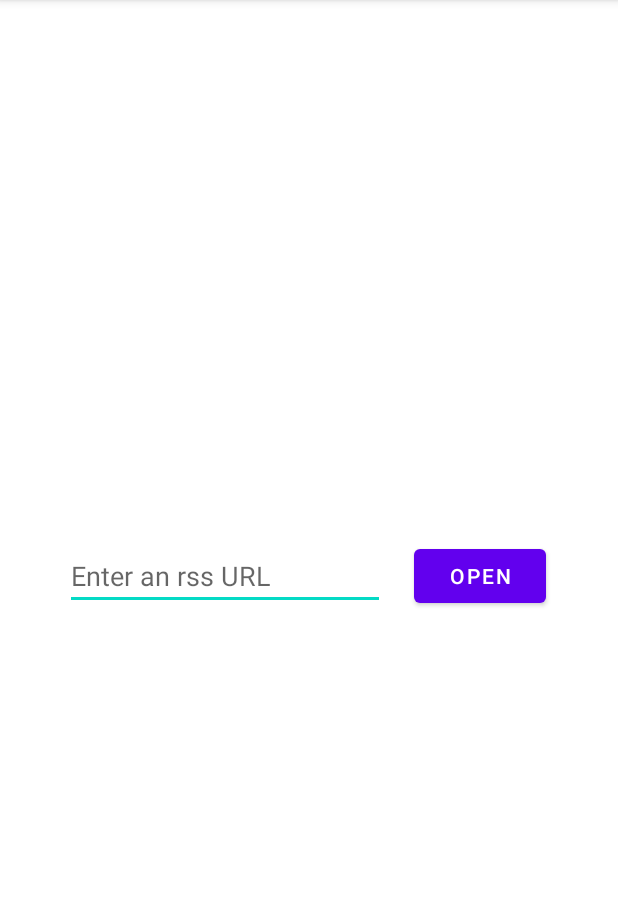
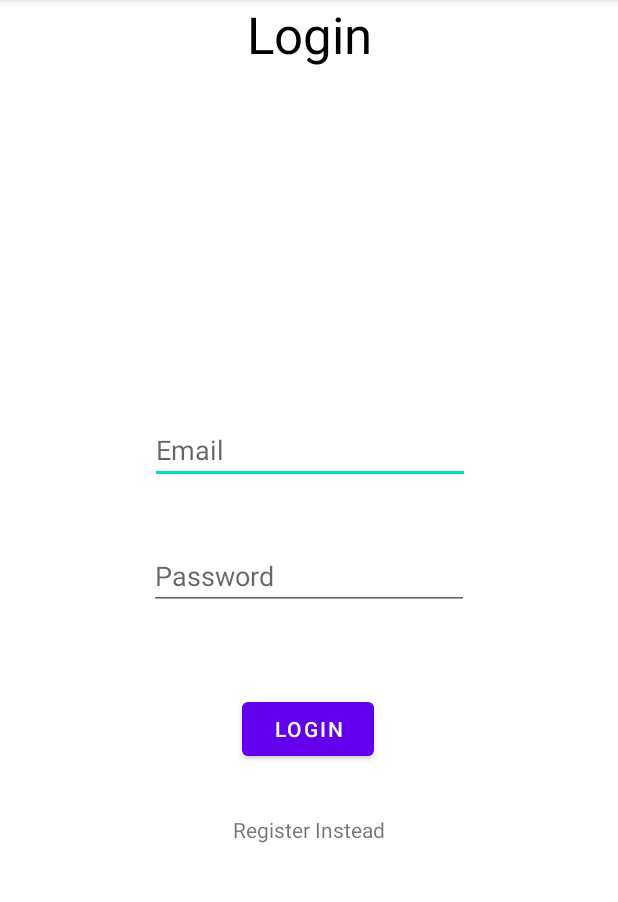
Before and after one commit to FinityM/Ubiquitous-ComputingAssignment, an Android app: the screen it shows after launch (MainActivity before the commit, LoginActivity after it), on a phone screen of 412 x 824 dp, the part 84-986 px from its top. Run offline under Robolectric (Android 15) with nearby library versions, the phone set to English and light mode, and no system bars; our stand-ins replace Firebase (no records; nobody signed in at launch, a user with empty details on screens opened directly).

```diff
--- a/RSSWebReader/app/build.gradle
+++ b/RSSWebReader/app/build.gradle
@@ -35,9 +35,9 @@ dependencies {
     implementation 'com.google.android.material:material:1.7.0'
     implementation 'androidx.constraintlayout:constraintlayout:2.1.4'
     implementation 'com.squareup.picasso:picasso:2.8'
-    implementation 'com.google.android.material:material:1.7.0'
     implementation 'androidx.gridlayout:gridlayout:1.0.0'
     implementation 'com.google.firebase:firebase-database:20.0.4'
+    implementation 'com.google.firebase:firebase-auth:21.0.2'
     testImplementation 'junit:junit:4.13.2'
     androidTestImplementation 'androidx.test.ext:junit:1.1.4'
     androidTestImplementation 'androidx.test.espresso:espresso-core:3.5.0'
--- /dev/null
+++ b/RSSWebReader/app/src/main/java/com/example/rsswebreader/LoginActivity.java
@@ -0,0 +1,99 @@
+package com.example.rsswebreader;
+
+import androidx.annotation.NonNull;
+import androidx.appcompat.app.AppCompatActivity;
+
+import android.content.Intent;
+import android.os.Bundle;
+import android.view.View;
+import android.widget.Button;
+import android.widget.EditText;
+import android.widget.TextView;
+import android.widget.Toast;
+
+import com.google.android.gms.tasks.OnCompleteListener;
+import com.google.android.gms.tasks.Task;
+import com.google.firebase.auth.AuthResult;
+import com.google.firebase.auth.FirebaseAuth;
+import com.google.firebase.auth.FirebaseAuthException;
+
+public class LoginActivity extends AppCompatActivity {
+
+    private FirebaseAuth mAuth;
+
+    @Override
+    protected void onCreate(Bundle savedInstanceState) {
+        super.onCreate(savedInstanceState);
+        setContentView(R.layout.activity_login);
+
+        mAuth = FirebaseAuth.getInstance();
+        Button btnLogin = findViewById(R.id.loginButton);
+        TextView textViewSwitchToRegister = findViewById(R.id.textViewSwitchToRegister);
+
+        if (mAuth.getCurrentUser() != null) {
+            finish();
+            return;
+        }
+
+        btnLogin.setOnClickListener(new View.OnClickListener() {
+            @Override
+            public void onClick(View view) {
+                authenticateUser();
+            }
+        });
+
+        textViewSwitchToRegister.setOnClickListener(new View.OnClickListener() {
+            @Override
+            public void onClick(View view) {
+                switchToRegister();
+            }
+        });
+
+
+    }
+
+    private void authenticateUser(){
+        EditText editTextEmail = findViewById(R.id.editTextEmail);
+        EditText editTextPassword = findViewById(R.id.editTextPassword);
+
+        String email = editTextEmail.getText().toString();
+        String password = editTextPassword.getText().toString();
+
+        if (email.isEmpty() || password.isEmpty()) {
+            Toast.makeText(this, "Please enter email and password", Toast.LENGTH_SHORT).show();
+            return;
+        }
+
+        mAuth.signInWithEmailAndPassword(email, password)
+                .addOnCompleteListener(this, new OnCompleteListener<AuthResult>() {
+                    @Override
+                    public void onComplete(@NonNull Task<AuthResult> task) {
+                        if (task.isSuccessful()) {
+                            showMainActivity();
+                        } else {
+                            Toast.makeText(LoginActivity.this, "Authentication failed.", Toast.LENGTH_SHORT).show();
+
+                        }
+                        if(!task.isSuccessful()) {
+                            FirebaseAuthException e = (FirebaseAuthException )task.getException();
+                            Toast.makeText(LoginActivity.this, "Failed Registration: "+e.getMessage(), Toast.LENGTH_SHORT).show();
+                            return;
+                        }
+                    }
+                });
+
+    }
+
+
+    private void showMainActivity() {
+        Intent intent = new Intent(this, MainActivity.class);
+        startActivity(intent);
+        finish();
+    }
+
+    private void switchToRegister() {
+        Intent intent = new Intent(this, RegisterActivity.class);
+        startActivity(intent);
+        finish();
+    }
+}
--- a/RSSWebReader/app/src/main/java/com/example/rsswebreader/MainActivity.java
+++ b/RSSWebReader/app/src/main/java/com/example/rsswebreader/MainActivity.java
@@ -10,10 +10,21 @@ import android.media.RingtoneManager;
 import android.net.Uri;
 import android.os.Bundle;
 import android.view.View;
+import android.widget.Button;
 import android.widget.EditText;
+import android.widget.TextView;
 
+import androidx.annotation.NonNull;
 import androidx.appcompat.app.AppCompatActivity;
 import androidx.core.app.NotificationCompat;
+
+import com.google.firebase.auth.FirebaseAuth;
+import com.google.firebase.auth.FirebaseUser;
+import com.google.firebase.database.DataSnapshot;
+import com.google.firebase.database.DatabaseError;
+import com.google.firebase.database.DatabaseReference;
+import com.google.firebase.database.FirebaseDatabase;
+import com.google.firebase.database.ValueEventListener;
 
 
 public class MainActivity extends AppCompatActivity {
@@ -21,12 +32,49 @@ public class MainActivity extends AppCompatActivity {
     private final static String default_notification_channel_id = "default" ;
 
     private EditText rssUrlTextField;
+    private TextView emailTextField;
 
     @Override
     protected void onCreate(Bundle savedInstanceState) {
         super.onCreate(savedInstanceState);
         setContentView(R.layout.activity_main);
         rssUrlTextField = findViewById(R.id.rssUrlTextField);
+        emailTextField = findViewById(R.id.emailTextView);
+        Button btnLogout = findViewById(R.id.logoutButton);
+
+        FirebaseAuth auth = FirebaseAuth.getInstance();
+        FirebaseUser currentUser = auth.getCurrentUser();
+
+        if (currentUser == null) {
+            Intent intent = new Intent(this, LoginActivity.class);
+            startActivity(intent);
+            finish();
+            return;
+        }
+
+        btnLogout.setOnClickListener(new View.OnClickListener() {
+            @Override
+            public void onClick(View v) {
+                logoutUser();
+            }
+        });
+
+        FirebaseDatabase database = FirebaseDatabase.getInstance();
+        DatabaseReference reference = database.getReference("users").child(currentUser.getUid());
+        reference.addValueEventListener(new ValueEventListener() {
+            @Override
+            public void onDataChange(@NonNull DataSnapshot snapshot) {
+                User user = snapshot.getValue(User.class);
+                if (user != null) {
+                    emailTextField.setText("Email: " + user.getEmail());
+                }
+            }
+
+            @Override
+            public void onCancelled(@NonNull DatabaseError error) {
+
+            }
+        });
     }
 
     public void onClick(View view) {
@@ -54,4 +102,11 @@ public class MainActivity extends AppCompatActivity {
         notificationManager.notify(0, builder.build());
         startActivity(intent);
     }
+
+    private void logoutUser() {
+        FirebaseAuth.getInstance().signOut();
+        Intent intent = new Intent(this, LoginActivity.class);
+        startActivity(intent);
+        finish();
+    }
 }
--- /dev/null
+++ b/RSSWebReader/app/src/main/res/layout/activity_login.xml
@@ -0,0 +1,74 @@
+<?xml version="1.0" encoding="utf-8"?>
+<androidx.constraintlayout.widget.ConstraintLayout xmlns:android="http://schemas.android.com/apk/res/android"
+    xmlns:app="http://schemas.android.com/apk/res-auto"
+    xmlns:tools="http://schemas.android.com/tools"
+    android:layout_width="match_parent"
+    android:layout_height="match_parent"
+    tools:context=".LoginActivity">
+
+    <TextView
+        android:id="@+id/loginDescription"
+        android:layout_width="match_parent"
+        android:layout_height="60dp"
+        android:text="Login"
+        android:textAlignment="center"
+        android:textColor="@color/black"
+        android:textSize="34sp"
+        app:layout_constraintBottom_toBottomOf="parent"
+        app:layout_constraintEnd_toEndOf="parent"
+        app:layout_constraintHorizontal_bias="1.0"
+        app:layout_constraintStart_toStartOf="parent"
+        app:layout_constraintTop_toTopOf="parent"
+        app:layout_constraintVertical_bias="0.0" />
+
+    <EditText
+        android:id="@+id/editTextEmail"
+        android:layout_width="wrap_content"
+        android:layout_height="wrap_content"
+        android:ems="10"
+        android:hint="Email"
+        android:inputType="textPersonName"
+        app:layout_constraintBottom_toBottomOf="parent"
+        app:layout_constraintEnd_toEndOf="parent"
+        app:layout_constraintHorizontal_bias="0.502"
+        app:layout_constraintStart_toStartOf="parent"
+        app:layout_constraintTop_toTopOf="parent"
+        app:layout_constraintVertical_bias="0.384" />
+
+    <EditText
+        android:id="@+id/editTextPassword"
+        android:layout_width="wrap_content"
+        android:layout_height="wrap_content"
+        android:ems="10"
+        android:hint="Password"
+        android:inputType="textPassword"
+        app:layout_constraintBottom_toBottomOf="parent"
+        app:layout_constraintEnd_toEndOf="parent"
+        app:layout_constraintStart_toStartOf="parent"
+        app:layout_constraintTop_toTopOf="parent" />
+
+    <Button
+        android:id="@+id/loginButton"
+        android:layout_width="wrap_content"
+        android:layout_height="wrap_content"
+        android:text="Login"
+        app:layout_constraintBottom_toBottomOf="parent"
+        app:layout_constraintEnd_toEndOf="parent"
+        app:layout_constraintHorizontal_bias="0.498"
+        app:layout_constraintStart_toStartOf="parent"
+        app:layout_constraintTop_toTopOf="parent"
+        app:layout_constraintVertical_bias="0.642" />
+
+    <TextView
+        android:id="@+id/textViewSwitchToRegister"
+        android:layout_width="wrap_content"
+        android:layout_height="wrap_content"
+        android:text="Register Instead"
+        app:layout_constraintBottom_toBottomOf="parent"
+        app:layout_constraintEnd_toEndOf="parent"
+        app:layout_constraintStart_toStartOf="parent"
+        app:layout_constraintTop_toTopOf="parent"
+        app:layout_constraintVertical_bias="0.726" />
+
+
+</androidx.constraintlayout.widget.ConstraintLayout>
--- a/RSSWebReader/build.gradle
+++ b/RSSWebReader/build.gradle
@@ -1,9 +1,13 @@
 buildscript {
     dependencies {
-        classpath 'com.google.gms:google-services:4.3.10'
+        classpath 'com.google.gms:google-services:4.3.14'
     }
 }// Top-level build file where you can add configuration options common to all sub-projects/modules.
 plugins {
     id 'com.android.application' version '7.3.1' apply false
     id 'com.android.library' version '7.3.1' apply false
+    id 'com.google.gms.google-services' version '4.3.10' apply false
 }
+task clean(type: Delete) {
+    delete rootProject.buildDir
+}
```
Also changed, not shown: RSSWebReader/app/src/main/AndroidManifest.xml (+14 -0 lines), RSSWebReader/app/src/main/java/com/example/rsswebreader/RegisterActivity.java (added, +96 -0 lines), RSSWebReader/app/src/main/java/com/example/rsswebreader/User.java (added, +23 -0 lines), RSSWebReader/app/src/main/res/layout/activity_main.xml (+25 -0 lines), RSSWebReader/app/src/main/res/layout/activity_register.xml (added, +73 -0 lines), 1 other file.
